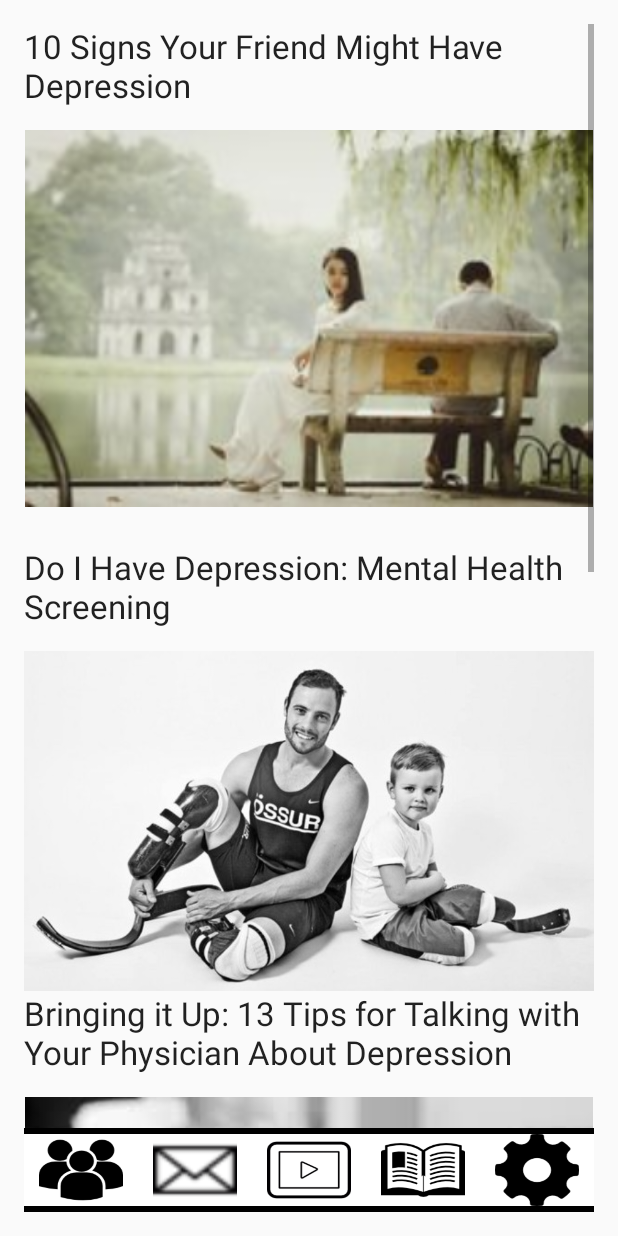
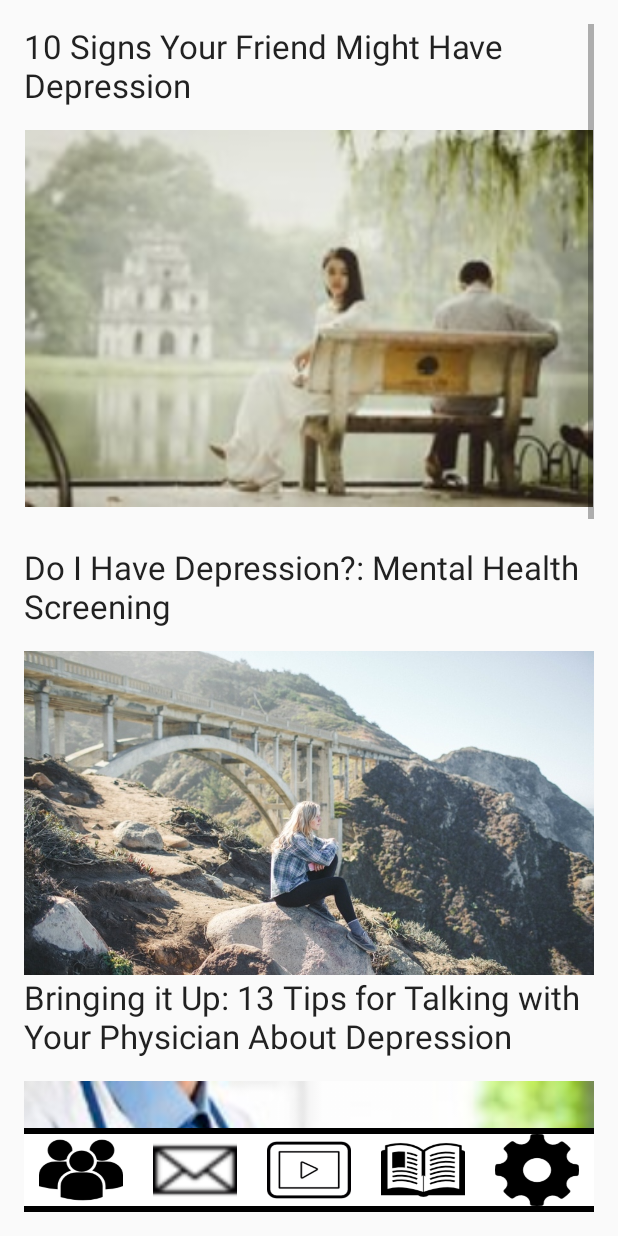
Before and after one commit to cpolyukh/Trellis, an Android app: the LearnMoreActivity screen opened directly, with no data from a screen before it, on a phone screen of 412 x 824 dp. Run offline under Robolectric (Android 15) with nearby library versions, the phone set to English and light mode, and no system bars.

Commit message:
added images to learn more page

```diff
--- a/app/src/main/res/layout/activity_learn_more.xml
+++ b/app/src/main/res/layout/activity_learn_more.xml
@@ -43,7 +43,7 @@
                     android:layout_width="wrap_content"
                     android:layout_height="wrap_content"
                     android:textAppearance="?android:attr/textAppearanceLarge"
-                    android:text="Do I Have Depression: Mental Health Screening"
+                    android:text="Do I Have Depression?: Mental Health Screening"
                     android:paddingBottom="15dp"
                     android:id="@+id/textView2" />
 
@@ -53,7 +53,7 @@
                     android:adjustViewBounds="true"
                     android:scaleType="fitCenter"
                     android:id="@+id/support2"
-                    android:src="@drawable/support2"
+                    android:src="@drawable/depression2"
                     android:layout_marginTop="0dp"
                     android:layout_marginBottom="0dp"
                     android:paddingBottom="25dp"
@@ -70,7 +70,7 @@
 
                 <ImageView
                     android:id="@+id/support3"
-                    android:src="@drawable/support3"
+                    android:src="@drawable/depression3"
                     android:layout_alignParentEnd="false"
                     android:layout_alignParentRight="false"
                     android:layout_width="fill_parent"
@@ -91,7 +91,7 @@
 
                 <ImageView
                     android:id="@+id/support4"
-                    android:src="@drawable/support3"
+                    android:src="@drawable/depression4"
                     android:layout_alignParentEnd="false"
                     android:layout_alignParentRight="false"
                     android:layout_width="fill_parent"
@@ -111,7 +111,7 @@
 
                 <ImageView
                     android:id="@+id/support5"
-                    android:src="@drawable/support3"
+                    android:src="@drawable/depression5"
                     android:layout_alignParentEnd="false"
                     android:layout_alignParentRight="false"
                     android:layout_width="fill_parent"
```
Also changed, not shown: app/src/main/res/drawable/depression2.jpg (added), app/src/main/res/drawable/depression3.jpg (added), app/src/main/res/drawable/depression4.jpg (added), app/src/main/res/drawable/depression5.jpg (added).
